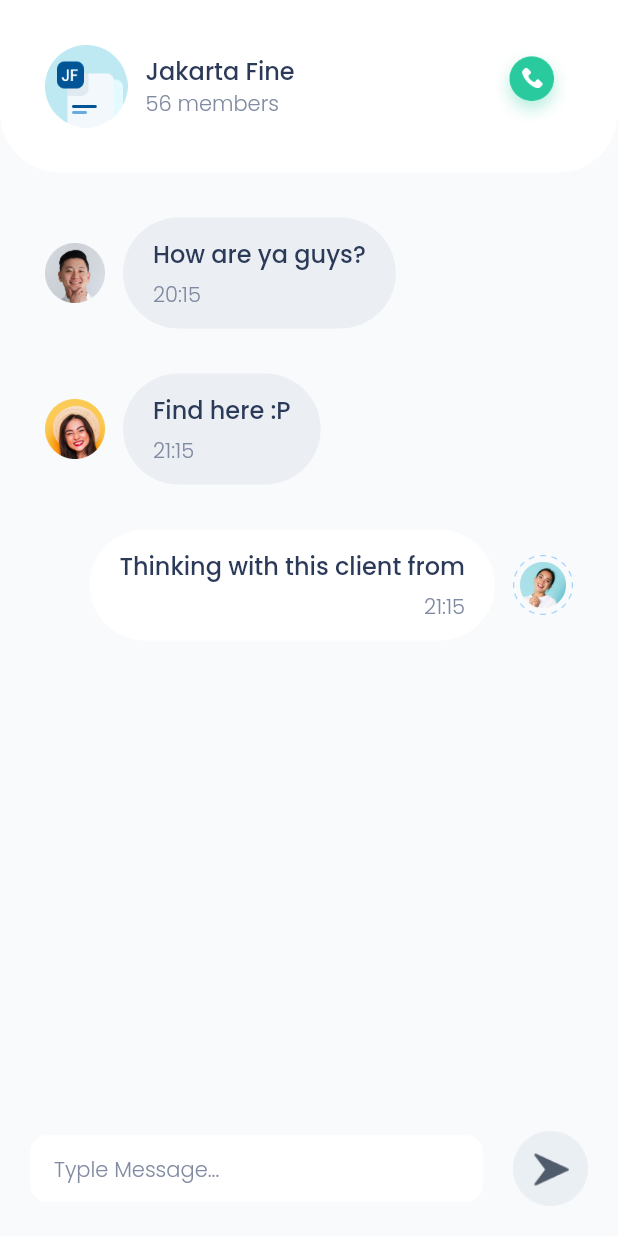
After one commit to iqbalchandraessentials/CitcitChat_apps_flutter, a Flutter app: the Detail screen opened by its route, on a phone screen of 412 x 824 dp. The commit adds this screen. Run offline on Flutter 3.47's test engine with Material 2 defaults, Android fonts, the phone set to English and light mode, and no system bars.

Commit message:
detai page view

```diff
--- a/lib/Widgets/Chat_tile.dart
+++ b/lib/Widgets/Chat_tile.dart
@@ -19,7 +19,12 @@ class Chats extends StatelessWidget {
   @override
   Widget build(BuildContext context) {
     return Container(
-      child: Padding( padding: EdgeInsets.only(top: 16),
+      child: Padding(
+        padding: EdgeInsets.only(top: 16),
+        child: GestureDetector(
+          onTap: () {
+            Navigator.pushNamed(context, '/detail');
+          },
           child: Row(
             children: [
               Image.asset(
@@ -39,8 +44,8 @@ class Chats extends StatelessWidget {
                   ),
                   Text(
                     text,
-                  style: unread ? secondaryGreytxt :  secondaryBlackTetxt,
-                ) ,
+                    style: unread ? secondaryGreytxt : secondaryBlackTetxt,
+                  ),
                 ],
               ),
               Spacer(),
@@ -51,6 +56,7 @@ class Chats extends StatelessWidget {
             ],
           ),
         ),
+      ),
     );
   }
 }
--- /dev/null
+++ b/lib/Widgets/Conversation_tile.dart
@@ -0,0 +1,64 @@
+import 'package:flutter/material.dart';
+import 'package:chats_app/theme.dart';
+
+class Convesation extends StatelessWidget {
+  final imageUrl;
+  final text;
+  final time;
+
+  Convesation({
+    this.imageUrl,
+    this.text,
+    this.time,
+  });
+
+  @override
+  Widget build(BuildContext context) {
+    return Container(
+      child: Padding(
+        padding: EdgeInsets.only(bottom: 30),
+        child: Column(
+          children: [
+            Row(
+              children: [
+                Image.asset(
+                  imageUrl,
+                  width: 40,
+                  height: 40,
+                ),
+                SizedBox(
+                  width: 12,
+                ),
+                Container(
+                  padding: EdgeInsets.symmetric(
+                    horizontal: 20,
+                    vertical: 12,
+                  ),
+                  decoration: BoxDecoration(
+                      color: conversation,
+                      borderRadius: BorderRadius.circular(40)),
+                  child: Column(
+                    crossAxisAlignment: CrossAxisAlignment.start,
+                    children: [
+                      Text(
+                        text,
+                        style: mainTitleTetxt,
+                      ),
+                      SizedBox(
+                        height: 5,
+                      ),
+                      Text(
+                        time,
+                        style: secondaryGreytxt,
+                      )
+                    ],
+                  ),
+                )
+              ],
+            )
+          ],
+        ),
+      ),
+    );
+  }
+}
--- /dev/null
+++ b/lib/Widgets/Detail_tile.dart
@@ -0,0 +1,38 @@
+import 'package:flutter/material.dart';
+import 'package:chats_app/theme.dart';
+
+class Details extends StatelessWidget {
+  final imageUrl;
+  final name;
+  final member;
+
+  Details({
+    this.imageUrl,
+    this.name,
+    this.member,
+  });
+  @override
+  Widget build(BuildContext context) {
+    return Container(
+      child: Column(
+        children: [
+          Row(
+            children: [
+            Image.asset(imageUrl, width: 55,),
+            SizedBox(width: 12,),
+            Column(
+              crossAxisAlignment: CrossAxisAlignment.start,
+              children: [
+                Text(name, style:mainTitleTetxt,),
+                Text(member,style: secondaryGreytxt,),
+              ],
+            ),
+            Spacer(),
+            Image.asset('assets/images/call.png', width: 55, height: 55, ),
+            ],
+          )
+        ],
+      )
+    );
+  }
+}
--- /dev/null
+++ b/lib/Widgets/SendConversation_tile.dart
@@ -0,0 +1,65 @@
+import 'package:flutter/material.dart';
+import 'package:chats_app/theme.dart';
+
+class Send extends StatelessWidget {
+  final imageUrl;
+  final text;
+  final time;
+
+  Send({
+    this.imageUrl,
+    this.text,
+    this.time,
+  });
+
+  @override
+  Widget build(BuildContext context) {
+    return Container(
+      child: Padding(
+        padding: EdgeInsets.only(bottom: 30),
+        child: Column(
+          children: [
+            Row(
+              children: [
+                Spacer(),
+                Container(
+                  padding: EdgeInsets.symmetric(
+                    horizontal: 20,
+                    vertical: 12,
+                  ),
+                  decoration: BoxDecoration(
+                      color: whiteColor,
+                      borderRadius: BorderRadius.circular(40)),
+                  child: Column(
+                    crossAxisAlignment: CrossAxisAlignment.end,
+                    children: [
+                      Text(
+                        text,
+                        style: mainTitleTetxt,
+                      ),
+                      SizedBox(
+                        height: 5,
+                      ),
+                      Text(
+                        time,
+                        style: secondaryGreytxt,
+                      )
+                    ],
+                  ),
+                ),
+                SizedBox(
+                  width: 12,
+                ),
+                   Image.asset(
+                  imageUrl,
+                  width: 40,
+                  height: 40,
+                ),
+              ],
+            )
+          ],
+        ),
+      ),
+    );
+  }
+}
--- a/lib/main.dart
+++ b/lib/main.dart
@@ -1,4 +1,5 @@
 import 'package:chats_app/pages/HomePage.dart';
+import 'package:chats_app/pages/DetailPage.dart';
 import 'package:flutter/material.dart';
 
 void main() {
@@ -13,7 +14,11 @@ class MyApps extends StatelessWidget {
       theme: ThemeData(
         fontFamily: 'Poppins'
       ),
-      home: HomePage(),
+      routes: {
+      '/' : (context) => HomePage(),
+      '/detail' : (context) => Detail(),
+      }
+      ,
     );
   }
 }
--- /dev/null
+++ b/lib/pages/DetailPage.dart
@@ -0,0 +1,110 @@
+import 'package:chats_app/Widgets/Conversation_tile.dart';
+import 'package:chats_app/Widgets/Detail_tile.dart';
+import 'package:chats_app/Widgets/SendConversation_tile.dart';
+import 'package:flutter/material.dart';
+import 'package:chats_app/theme.dart';
+
+class Detail extends StatelessWidget {
+
+  @override
+  Widget build(BuildContext context) {
+
+
+    Widget chatInput() {
+      return Container(
+        margin: EdgeInsets.all(20),
+        child: Column(
+          mainAxisSize: MainAxisSize.min,
+          children: [
+            Row(
+              children: [
+                Expanded(
+                  child: Container(
+                    height: 45,
+                    padding: EdgeInsets.symmetric(
+                      horizontal: 16,
+                    ),
+                    decoration: BoxDecoration(
+                        color: whiteColor,
+                        borderRadius: BorderRadius.circular(12)),
+                    child: Center(
+                      child: TextFormField(
+                        decoration: InputDecoration.collapsed(
+                            hintText: 'Typle Message...',
+                            hintStyle: secondaryGreytxt),
+                      ),
+                    ),
+                  ),
+                ),
+                SizedBox(
+                  width: 20,
+                ),
+                Image.asset(
+                  'assets/images/send.png',
+                  width: 50,
+                ),
+              ],
+            ),
+          ],
+        ),
+      );
+    }
+
+
+    return Scaffold(
+      backgroundColor: Color(0xfff8fafc),
+      bottomNavigationBar: chatInput(),
+      body: SafeArea(
+        child: SingleChildScrollView(
+          child: Center(
+            child: Column(
+              children: [
+                Container(
+                  width: double.infinity,
+                  padding: EdgeInsets.all(30),
+                  decoration: BoxDecoration(
+                    color: whiteColor,
+                    borderRadius: BorderRadius.vertical(
+                      bottom: Radius.circular(40),
+                    ),
+                  ),
+                  child: Details(
+                    imageUrl: 'assets/images/icon.png',
+                    name: 'Jakarta Fine',
+                    member: '56 members',
+                  ),
+                ),
+                SizedBox(height: 30,),
+                Padding( padding: EdgeInsets.symmetric(
+                  horizontal: 30,
+                ),
+                  child: Column(
+                    children: [
+                      Convesation(
+                        imageUrl: 'assets/images/pic.png',
+                          text: 'How are ya guys?',
+                          time: '20:15',
+                      ),
+                      Convesation(
+                        imageUrl: 'assets/images/pic_1.png',
+                          text: 'Find here :P',
+                          time: '21:15',
+                      ),
+                      Send(
+                        imageUrl: 'assets/images/profile.png',
+                          text: 'Thinking with this client from',
+                          time: '21:15',
+                      ),
+                    ],
+                  ),
+                ),
+
+
+              ],
+            ),
+          ),
+        ),
+      ),
+    );
+  }
+}
--- a/lib/pages/HomePage.dart
+++ b/lib/pages/HomePage.dart
@@ -1,4 +1,4 @@
-import 'package:chats_app/Widgets/Chat_tile%20copy.dart';
+import 'package:chats_app/Widgets/Group_tile.dart';
 import 'package:chats_app/Widgets/Chat_tile.dart';
 import 'package:chats_app/theme.dart';
 import 'package:flutter/material.dart';
@@ -38,7 +38,7 @@ class HomePage extends StatelessWidget {
             borderRadius: BorderRadius.vertical(
               top: Radius.circular(40),
             )),
-             child: Column(
+            child: Column(
                   crossAxisAlignment: CrossAxisAlignment.start, children:
                   [
                   Text(
--- a/lib/theme.dart
+++ b/lib/theme.dart
@@ -6,6 +6,7 @@ Color secondaryBlue = Color(0xff9ED0FF);
 Color textColor = Color(0xff2C3A59);
 Color secondaryTextColor = Color(0xff808BA2);
 Color backgroundChat = Color(0xff505C6B);
+Color conversation = Color(0xffEBEFF3);
 Color greenColor = Color(0xff29CB9E);
 
 TextStyle nameText =
@@ -13,6 +14,9 @@ TextStyle nameText =
 
 TextStyle secondaryNameText =
     TextStyle(color: secondaryBlue, fontSize: 16, fontWeight: FontWeight.w300);
+
+TextStyle conversationTetxt =
+    TextStyle(color: conversation, fontSize: 16, fontWeight: FontWeight.w300);
 
 TextStyle mainTitleTetxt =
     TextStyle(color: textColor, fontSize: 16, fontWeight: FontWeight.w600);
```
Also changed, not shown: lib/Widgets/Group_tile.dart (renamed from lib/Widgets/Chat_tile copy.dart, +5 -3 lines). Lines whose indentation alone changed are shown as unchanged.
